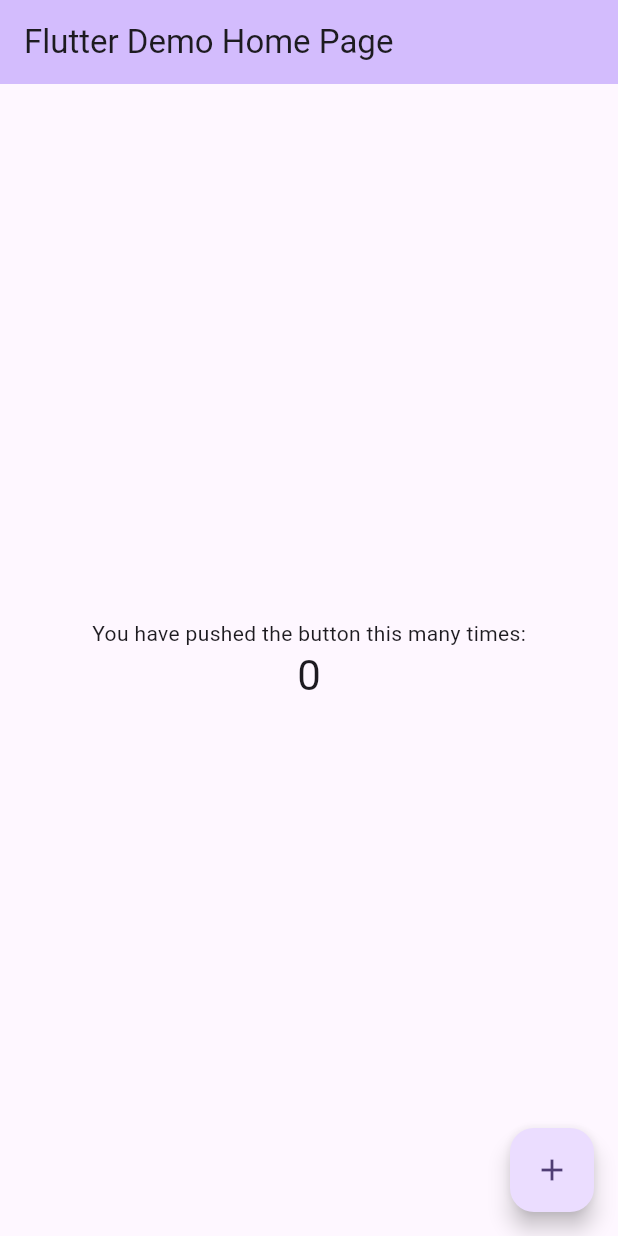
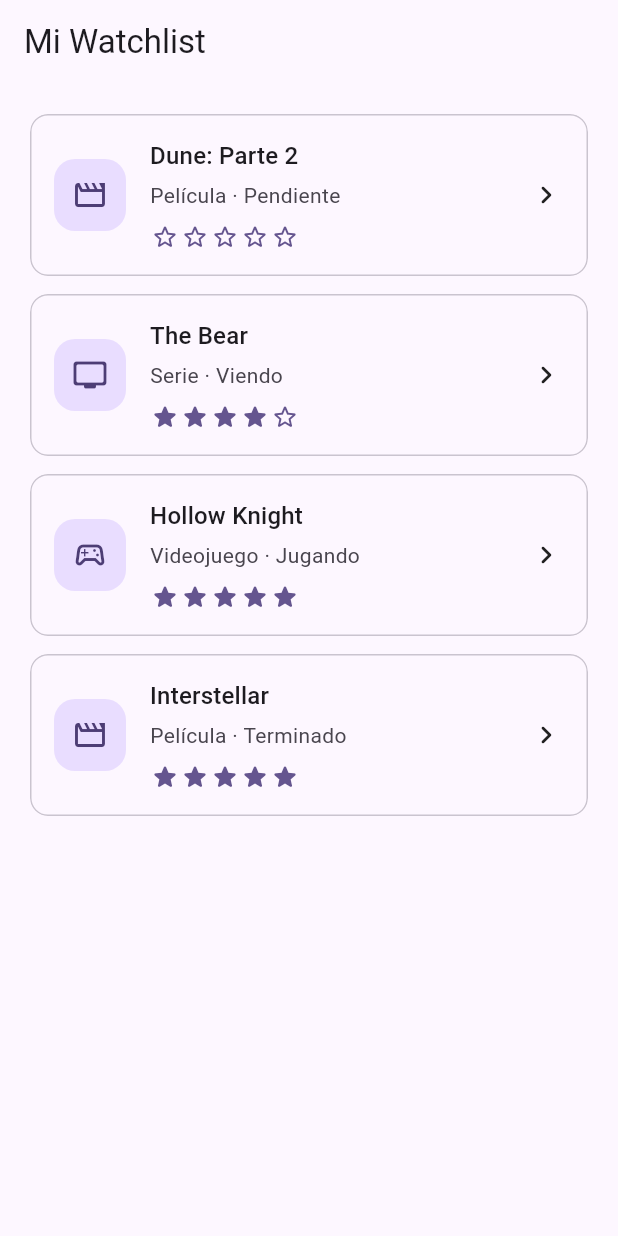
Before and after one commit to mariocaseria7-coder/miwatchlist, a Flutter app: the screen it shows after launch, on a phone screen of 412 x 824 dp. Run offline on Flutter 3.47's test engine with Material 3 defaults, Android fonts, the phone set to English and light mode, and no system bars.

Commit message:
Fase 2: construir lista y componentes reutilizables

```diff
--- a/lib/main.dart
+++ b/lib/main.dart
@@ -1,122 +1,37 @@
 import 'package:flutter/material.dart';
 
+import 'pantallas/pantalla_lista.dart';
+
+/// Inicia la aplicación con los servicios de Flutter disponibles.
 void main() {
-  runApp(const MyApp());
+  WidgetsFlutterBinding.ensureInitialized();
+  runApp(const MiWatchlistApp());
 }
 
-class MyApp extends StatelessWidget {
-  const MyApp({super.key});
+/// Configura la navegación inicial y un tema común para todas las pantallas.
+class MiWatchlistApp extends StatelessWidget {
+  const MiWatchlistApp({super.key});
 
-  // This widget is the root of your application.
   @override
   Widget build(BuildContext context) {
+    final colores = ColorScheme.fromSeed(seedColor: const Color(0xFF6750A4));
     return MaterialApp(
-      title: 'Flutter Demo',
+      title: 'Mi Watchlist',
+      debugShowCheckedModeBanner: false,
       theme: ThemeData(
-        // This is the theme of your application.
-        //
-        // TRY THIS: Try running your application with "flutter run". You'll see
-        // the application has a purple toolbar. Then, without quitting the app,
-        // try changing the seedColor in the colorScheme below to Colors.green
-        // and then invoke "hot reload" (save your changes or press the "hot
-        // reload" button in a Flutter-supported IDE, or press "r" if you used
-        // the command line to start the app).
-        //
-        // Notice that the counter didn't reset back to zero; the application
-        // state is not lost during the reload. To reset the state, use hot
-        // restart instead.
-        //
-        // This works for code too, not just values: Most code changes can be
-        // tested with just a hot reload.
-        colorScheme: .fromSeed(seedColor: Colors.deepPurple),
+        colorScheme: colores,
+        scaffoldBackgroundColor: colores.surface,
+        appBarTheme: AppBarTheme(
+          backgroundColor: colores.surface,
+          foregroundColor: colores.onSurface,
+          centerTitle: false,
+        ),
+        inputDecorationTheme: const InputDecorationTheme(
+          border: OutlineInputBorder(),
+          alignLabelWithHint: true,
+        ),
       ),
-      home: const MyHomePage(title: 'Flutter Demo Home Page'),
+      home: const PantallaLista(),
     );
   }
 }
-
-class MyHomePage extends StatefulWidget {
-  const MyHomePage({super.key, required this.title});
-
-  // This widget is the home page of your application. It is stateful, meaning
-  // that it has a State object (defined below) that contains fields that affect
-  // how it looks.
-
-  // This class is the configuration for the state. It holds the values (in this
-  // case the title) provided by the parent (in this case the App widget) and
-  // used by the build method of the State. Fields in a Widget subclass are
-  // always marked "final".
-
-  final String title;
-
-  @override
-  State<MyHomePage> createState() => _MyHomePageState();
-}
-
-class _MyHomePageState extends State<MyHomePage> {
-  int _counter = 0;
-
-  void _incrementCounter() {
-    setState(() {
-      // This call to setState tells the Flutter framework that something has
-      // changed in this State, which causes it to rerun the build method below
-      // so that the display can reflect the updated values. If we changed
-      // _counter without calling setState(), then the build method would not be
-      // called again, and so nothing would appear to happen.
-      _counter++;
-    });
-  }
-
-  @override
-  Widget build(BuildContext context) {
-    // This method is rerun every time setState is called, for instance as done
-    // by the _incrementCounter method above.
-    //
-    // The Flutter framework has been optimized to make rerunning build methods
-    // fast, so that you can just rebuild anything that needs updating rather
-    // than having to individually change instances of widgets.
-    return Scaffold(
-      appBar: AppBar(
-        // TRY THIS: Try changing the color here to a specific color (to
-        // Colors.amber, perhaps?) and trigger a hot reload to see the AppBar
-        // change color while the other colors stay the same.
-        backgroundColor: Theme.of(context).colorScheme.inversePrimary,
-        // Here we take the value from the MyHomePage object that was created by
-        // the App.build method, and use it to set our appbar title.
-        title: Text(widget.title),
-      ),
-      body: Center(
-        // Center is a layout widget. It takes a single child and positions it
-        // in the middle of the parent.
-        child: Column(
-          // Column is also a layout widget. It takes a list of children and
-          // arranges them vertically. By default, it sizes itself to fit its
-          // children horizontally, and tries to be as tall as its parent.
-          //
-          // Column has various properties to control how it sizes itself and
-          // how it positions its children. Here we use mainAxisAlignment to
-          // center the children vertically; the main axis here is the vertical
-          // axis because Columns are vertical (the cross axis would be
-          // horizontal).
-          //
-          // TRY THIS: Invoke "debug painting" (choose the "Toggle Debug Paint"
-          // action in the IDE, or press "p" in the console), to see the
-          // wireframe for each widget.
-          mainAxisAlignment: .center,
-          children: [
-            const Text('You have pushed the button this many times:'),
-            Text(
-              '$_counter',
-              style: Theme.of(context).textTheme.headlineMedium,
-            ),
-          ],
-        ),
-      ),
-      floatingActionButton: FloatingActionButton(
-        onPressed: _incrementCounter,
-        tooltip: 'Increment',
-        child: const Icon(Icons.add),
-      ),
-    );
-  }
-}
--- /dev/null
+++ b/lib/pantallas/pantalla_lista.dart
@@ -0,0 +1,71 @@
+import 'package:flutter/material.dart';
+
+import '../modelos/elemento.dart';
+import '../widgets/tarjeta_elemento.dart';
+
+/// Mantiene la colección y coordina las operaciones de las otras pantallas.
+class PantallaLista extends StatefulWidget {
+  const PantallaLista({super.key});
+
+  @override
+  State<PantallaLista> createState() => _PantallaListaState();
+}
+
+class _PantallaListaState extends State<PantallaLista> {
+  final List<Elemento> _elementos = [
+    Elemento(
+      id: '1',
+      titulo: 'Dune: Parte 2',
+      tipo: Tipo.pelicula,
+      estado: Estado.pendiente,
+      fechaAlta: DateTime(2026, 11, 1),
+    ),
+    Elemento(
+      id: '2',
+      titulo: 'The Bear',
+      tipo: Tipo.serie,
+      estado: Estado.enCurso,
+      valoracion: 4,
+      fechaAlta: DateTime(2026, 11, 2),
+    ),
+    Elemento(
+      id: '3',
+      titulo: 'Hollow Knight',
+      tipo: Tipo.videojuego,
+      estado: Estado.enCurso,
+      valoracion: 5,
+      fechaAlta: DateTime(2026, 11, 3),
+    ),
+    Elemento(
+      id: '4',
+      titulo: 'Interstellar',
+      tipo: Tipo.pelicula,
+      estado: Estado.terminado,
+      valoracion: 5,
+      fechaAlta: DateTime(2026, 11, 4),
+    ),
+  ];
+
+  @override
+  Widget build(BuildContext context) {
+    return Scaffold(
+      appBar: AppBar(title: const Text('Mi Watchlist')),
+      body: Center(
+        child: ConstrainedBox(
+          constraints: const BoxConstraints(maxWidth: 760),
+          child: _elementos.isEmpty
+              ? const Center(child: Text('Tu próxima historia empieza aquí.'))
+              : ListView.builder(
+                  padding: const EdgeInsets.all(20),
+                  itemCount: _elementos.length,
+                  itemBuilder: (context, index) => TarjetaElemento(
+                    key: ValueKey(_elementos[index].id),
+                    elemento: _elementos[index],
+                    onTap: () {},
+                  ),
+                ),
+        ),
+      ),
+    );
+  }
+}
--- /dev/null
+++ b/lib/widgets/selector_estrellas.dart
@@ -0,0 +1,57 @@
+import 'package:flutter/material.dart';
+
+/// Muestra cinco estrellas; solo permite cambios cuando recibe un callback.
+class SelectorEstrellas extends StatelessWidget {
+  const SelectorEstrellas({super.key, required this.valor, this.onChanged});
+
+  final int valor;
+  final ValueChanged<int>? onChanged;
+
+  @override
+  Widget build(BuildContext context) {
+    final color = Theme.of(context).colorScheme.primary;
+    if (onChanged == null) {
+      return Semantics(
+        label: valor == 0 ? 'Sin valorar' : '$valor de 5 estrellas',
+        child: ExcludeSemantics(
+          child: Row(
+            mainAxisSize: MainAxisSize.min,
+            children: List.generate(
+              5,
+              (i) => Icon(
+                i < valor ? Icons.star_rounded : Icons.star_outline_rounded,
+                color: color,
+                size: 20,
+              ),
+            ),
+          ),
+        ),
+      );
+    }
+    return Column(
+      crossAxisAlignment: CrossAxisAlignment.start,
+      children: [
+        Wrap(
+          children: List.generate(
+            5,
+            (i) => IconButton(
+              tooltip: '${i + 1} de 5 estrellas',
+              isSelected: i < valor,
+              onPressed: () => onChanged!(i + 1),
+              icon: Icon(
+                i < valor ? Icons.star_rounded : Icons.star_outline_rounded,
+                color: color,
+                size: 32,
+              ),
+            ),
+          ),
+        ),
+        TextButton.icon(
+          onPressed: valor == 0 ? null : () => onChanged!(0),
+          icon: const Icon(Icons.restart_alt, size: 18),
+          label: Text(valor == 0 ? 'Sin valorar' : 'Quitar valoración'),
+        ),
+      ],
+    );
+  }
+}
--- /dev/null
+++ b/lib/widgets/tarjeta_elemento.dart
@@ -0,0 +1,68 @@
+import 'package:flutter/material.dart';
+
+import '../modelos/elemento.dart';
+import 'selector_estrellas.dart';
+
+/// Presenta un resumen y delega la apertura del detalle en la pantalla padre.
+class TarjetaElemento extends StatelessWidget {
+  const TarjetaElemento({
+    super.key,
+    required this.elemento,
+    required this.onTap,
+  });
+
+  final Elemento elemento;
+  final VoidCallback onTap;
+
+  @override
+  Widget build(BuildContext context) {
+    final colores = Theme.of(context).colorScheme;
+    final icono = switch (elemento.tipo) {
+      Tipo.pelicula => Icons.movie_outlined,
+      Tipo.serie => Icons.tv_rounded,
+      Tipo.videojuego => Icons.sports_esports_outlined,
+    };
+    return Card.outlined(
+      margin: const EdgeInsets.only(bottom: 12),
+      clipBehavior: Clip.antiAlias,
+      child: InkWell(
+        onTap: onTap,
+        child: Padding(
+          padding: const EdgeInsets.all(16),
+          child: Row(
+            children: [
+              Container(
+                padding: const EdgeInsets.all(12),
+                decoration: BoxDecoration(
+                  color: colores.primaryContainer,
+                  borderRadius: BorderRadius.circular(14),
+                ),
+                child: Icon(icono, color: colores.onPrimaryContainer),
+              ),
+              const SizedBox(width: 16),
+              Expanded(
+                child: Column(
+                  crossAxisAlignment: CrossAxisAlignment.start,
+                  children: [
+                    Text(
+                      elemento.titulo,
+                      style: Theme.of(context).textTheme.titleMedium,
+                    ),
+                    const SizedBox(height: 4),
+                    Text(
+                      '${elemento.tipo.etiqueta} · ${elemento.etiquetaEstado}',
+                      style: TextStyle(color: colores.onSurfaceVariant),
+                    ),
+                    const SizedBox(height: 8),
+                    SelectorEstrellas(valor: elemento.valoracion),
+                  ],
+                ),
+              ),
+              const Icon(Icons.chevron_right_rounded),
+            ],
+          ),
+        ),
+      ),
+    );
+  }
+}
```
Also changed, not shown: 2 other files.
